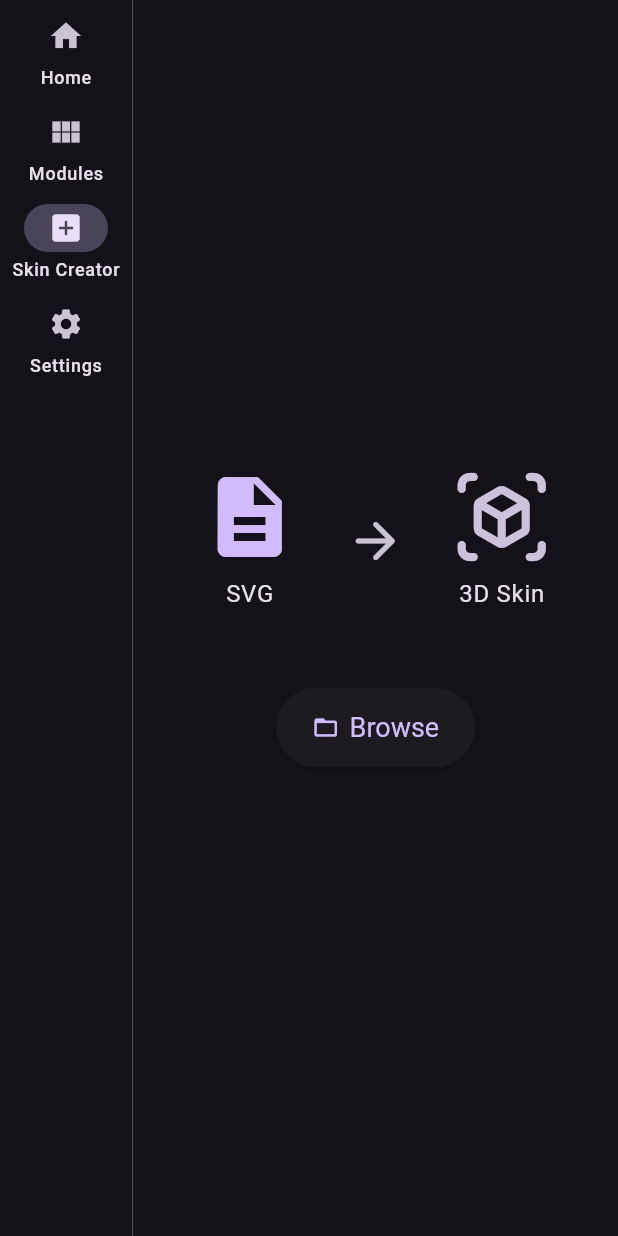
After one commit to Riinmo/console_deck_pro, a Flutter app: the screen it shows after launch, after a tap on "Modules", after a tap on "Skin Creator", on a phone screen of 412 x 824 dp. The commit adds this screen. Run offline on Flutter 3.47's test engine with Material 3 defaults, Android fonts, the phone set to English and light mode, and no system bars; our stand-ins replace file_picker, flutter_svg, shared_preferences.

Commit message:
add skin creator

```diff
--- a/UI/lib/home.dart
+++ b/UI/lib/home.dart
@@ -1,3 +1,4 @@
+import 'package:console_deck_ui/pages/skin_creator_page.dart';
 import 'package:flutter/material.dart';
 import 'l10n/app_translations.dart';
 import 'pages/home_page.dart';
@@ -14,7 +15,7 @@ class HomeScreen extends StatefulWidget {
 class _HomeScreenState extends State<HomeScreen> {
   int _selectedIndex = 0;
 
-  final List<Widget> _pages = const [HomePage(), ModulesPage(), SettingsPage()];
+  final List<Widget> _pages = const [HomePage(), ModulesPage(), SkinCreatorPage(), SettingsPage()];
 
   @override
   Widget build(BuildContext context) {
@@ -43,6 +44,11 @@ class _HomeScreenState extends State<HomeScreen> {
                 label: Text(AppStrings.get(currentLocale, AppKeys.modules)),
               ),
               NavigationRailDestination(
+                icon: const Icon(Icons.add_box),
+                selectedIcon: const Icon(Icons.add_box_rounded),
+                label: Text(AppStrings.get(currentLocale, AppKeys.skinCreator)),
+              ),
+              NavigationRailDestination(
                 icon: const Icon(Icons.settings),
                 selectedIcon: const Icon(Icons.settings_applications),
                 label: Text(AppStrings.get(currentLocale, AppKeys.settings)),
--- a/UI/lib/l10n/app_translations.dart
+++ b/UI/lib/l10n/app_translations.dart
@@ -3,6 +3,7 @@ import 'package:flutter/material.dart';
 class AppKeys {
   static const String home = 'home';
   static const String modules = 'modules';
+  static const String skinCreator = 'Skin Creator';
   static const String settings = 'settings';
   static const String themeLight = 'theme_light';
   static const String themeDark = 'theme_dark';
@@ -54,6 +55,8 @@ class AppKeys {
   static const String reportProblem = 'report_problem';
   static const String reportSubject = 'report_subject';
   static const String reportBodyPrototype = 'report_body_prototype';
+  static const String browse = 'browse';
+  static const String generate = 'generate';
 }
 
 class AppStrings {
@@ -105,6 +108,8 @@ class AppStrings {
       AppKeys.reportProblem: 'Report a Problem',
       AppKeys.reportSubject: 'Console Deck PRO Report Issue',
       AppKeys.reportBodyPrototype: 'Issue Description: ',
+      AppKeys.browse: 'Browse',
+      AppKeys.generate: 'Generate',
     },
     'it': {
       AppKeys.home: 'Home',
@@ -152,6 +157,8 @@ class AppStrings {
       AppKeys.reportProblem: 'Segnala un Problema',
       AppKeys.reportSubject: 'Segnalazione Problema Console Deck PRO',
       AppKeys.reportBodyPrototype: 'Descrizione del problema: ',
+      AppKeys.browse: 'Sfoglia',
+      AppKeys.generate: 'Genera',
     },
     'es': {
       AppKeys.home: 'Inicio',
--- /dev/null
+++ b/UI/lib/pages/skin_creator_page.dart
@@ -0,0 +1,172 @@
+import 'dart:io';
+import 'package:flutter/material.dart';
+import 'package:file_picker/file_picker.dart';
+import 'package:flutter_svg/flutter_svg.dart';
+import '../locale_state.dart';
+import '../l10n/app_translations.dart';
+
+class SkinCreatorPage extends StatefulWidget {
+  const SkinCreatorPage({super.key});
+
+  @override
+  State<SkinCreatorPage> createState() => _SkinCreatorPageState();
+}
+
+class _SkinCreatorPageState extends State<SkinCreatorPage> {
+  String? _selectedFilePath;
+
+  Future<void> _pickFile() async {
+    FilePickerResult? result = await FilePicker.platform.pickFiles(
+      type: FileType.custom,
+      allowedExtensions: ['svg'],
+    );
+
+    if (result != null && result.files.single.path != null) {
+      setState(() {
+        _selectedFilePath = result.files.single.path;
+      });
+    }
+  }
+
+  @override
+  Widget build(BuildContext context) {
+    return ValueListenableBuilder<Locale>(
+      valueListenable: localeNotifier,
+      builder: (context, currentLocale, child) {
+        return Scaffold(
+          body: Center(
+            child: ConstrainedBox(
+              constraints: const BoxConstraints(maxWidth: 800),
+              child: SingleChildScrollView(
+                child: Column(
+                  mainAxisAlignment: MainAxisAlignment.center,
+                  children: [
+                    Row(
+                      mainAxisAlignment: MainAxisAlignment.center,
+                      children: [
+                        Column(
+                          children: [
+                            Icon(Icons.description,
+                                size: 64,
+                                color: Theme.of(context).colorScheme.primary),
+                            const SizedBox(height: 8),
+                            Text("SVG",
+                                style: Theme.of(context).textTheme.bodyLarge),
+                          ],
+                        ),
+                        Padding(
+                          padding: const EdgeInsets.symmetric(horizontal: 32.0),
+                          child: Icon(Icons.arrow_forward_rounded,
+                              size: 40,
+                              color: Theme.of(context).colorScheme.onSurfaceVariant),
+                        ),
+                        Column(
+                          children: [
+                            Icon(Icons.view_in_ar_rounded,
+                                size: 64,
+                                color: Theme.of(context).colorScheme.secondary),
+                            const SizedBox(height: 8),
+                            Text("3D Skin",
+                                style: Theme.of(context).textTheme.bodyLarge),
+                          ],
+                        ),
+                      ],
+                    ),
+                    const SizedBox(height: 50),
+                    if (_selectedFilePath == null)
+                      ElevatedButton.icon(
+                        onPressed: _pickFile,
+                        icon: const Icon(Icons.folder_open),
+                        label: Text(AppStrings.get(currentLocale, AppKeys.browse)),
+                        style: ElevatedButton.styleFrom(
+                          padding: const EdgeInsets.symmetric(horizontal: 24, vertical: 16),
+                          textStyle: const TextStyle(fontSize: 18),
+                        ),
+                      )
+                    else ...[
+                      Text(
+                        "File:",
+                        style: Theme.of(context).textTheme.titleSmall,
+                      ),
+                      Padding(
+                        padding: const EdgeInsets.all(8.0),
+                        child: Text(
+                          _selectedFilePath!,
+                          style: Theme.of(context).textTheme.bodySmall,
+                          textAlign: TextAlign.center,
+                        ),
+                      ),
+                      const SizedBox(height: 10),
+                      Row(
+                        mainAxisAlignment: MainAxisAlignment.center,
+                        children: [
+                          Container(
+                            width: 200,
+                            height: 200,
+                            decoration: BoxDecoration(
+                              border: Border.all(color: Theme.of(context).dividerColor),
+                              borderRadius: BorderRadius.circular(12),
+                              color: Theme.of(context).cardColor,
+                            ),
+                            child: Padding(
+                              padding: const EdgeInsets.all(16.0),
+                              child: SvgPicture.file(
+                                File(_selectedFilePath!),
+                                colorFilter: ColorFilter.mode(
+                                  Theme.of(context).brightness == Brightness.dark
+                                      ? Colors.white
+                                      : Colors.black,
+                                  BlendMode.srcIn,
+                                ),
+                                placeholderBuilder: (context) => const Center(
+                                  child: CircularProgressIndicator(),
+                                ),
+                              ),
+                            ),
+                          ),
+                        ],
+                      ),
+                      const SizedBox(height: 30),
+                      Row(
+                        mainAxisAlignment: MainAxisAlignment.center,
+                        children: [
+                          ElevatedButton(
+                            onPressed: () {
+                              // Logic for generating skin
+                            },
+                            style: ElevatedButton.styleFrom(
+                              padding: const EdgeInsets.symmetric(
+                                  horizontal: 32, vertical: 20),
+                              textStyle: const TextStyle(fontSize: 20),
+                            ),
+                            child: Text(AppStrings.get(currentLocale, AppKeys.generate)),
+                          ),
+                          const SizedBox(width: 20),
+                          ElevatedButton(
+                            onPressed: () {
+                              setState(() {
+                                _selectedFilePath = null;
+                              });
+                            },
+                            style: ElevatedButton.styleFrom(
+                              backgroundColor: Theme.of(context).colorScheme.error,
+                              foregroundColor: Theme.of(context).colorScheme.onError,
+                              padding: const EdgeInsets.symmetric(
+                                  horizontal: 32, vertical: 20),
+                              textStyle: const TextStyle(fontSize: 20),
+                            ),
+                            child: Text(AppStrings.get(currentLocale, AppKeys.cancel)),
+                          ),
+                        ],
+                      ),
+                    ],
+                  ],
+                ),
+              ),
+            ),
+          ),
+        );
+      },
+    );
+  }
+}
```
